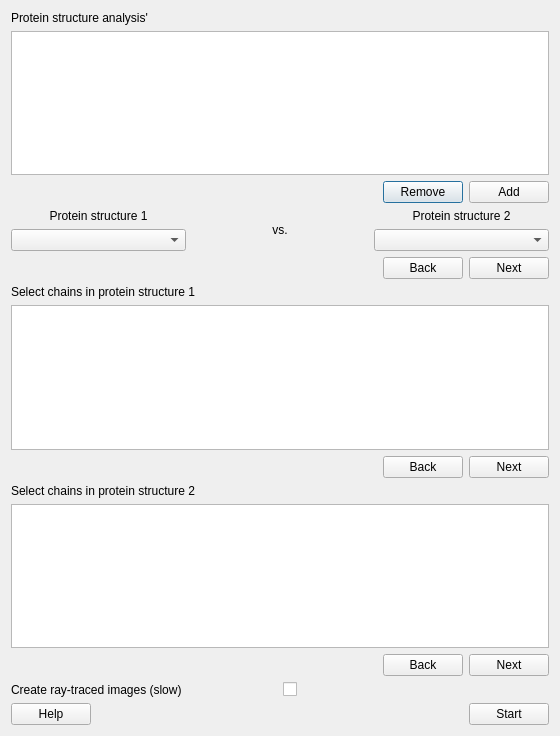
urban233/PySSA, file pyssa/gui/ui/forms/distance_analysis_view.ui: the form before one commit.
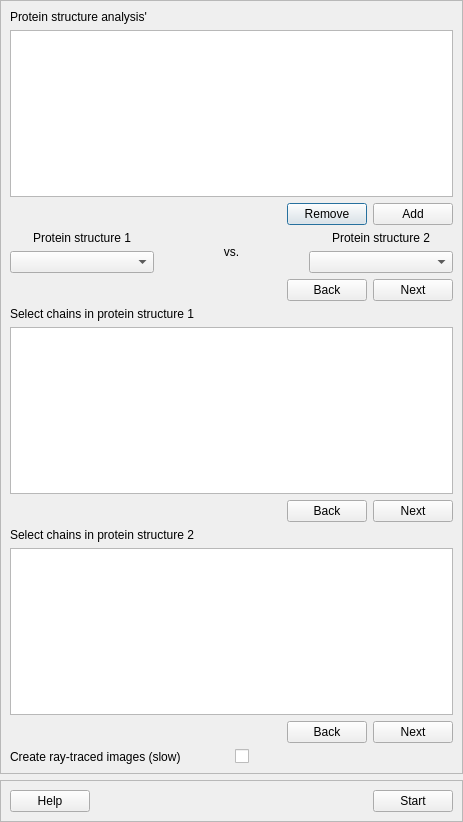
The form after the commit.

Commit message: main view changes

```diff
--- a/pyssa/gui/ui/forms/distance_analysis_view.ui
+++ b/pyssa/gui/ui/forms/distance_analysis_view.ui
@@ -6,13 +6,34 @@
    <rect>
     <x>0</x>
     <y>0</y>
-    <width>560</width>
-    <height>736</height>
+    <width>463</width>
+    <height>822</height>
    </rect>
   </property>
   <property name="windowTitle">
    <string>Dialog</string>
   </property>
+  <layout class="QVBoxLayout" name="verticalLayout_2">
+   <property name="leftMargin">
+    <number>0</number>
+   </property>
+   <property name="topMargin">
+    <number>0</number>
+   </property>
+   <property name="rightMargin">
+    <number>0</number>
+   </property>
+   <property name="bottomMargin">
+    <number>0</number>
+   </property>
+   <item>
+    <widget class="QFrame" name="frame_main">
+     <property name="frameShape">
+      <enum>QFrame::StyledPanel</enum>
+     </property>
+     <property name="frameShadow">
+      <enum>QFrame::Raised</enum>
+     </property>
   <layout class="QVBoxLayout" name="verticalLayout">
    <item>
     <layout class="QVBoxLayout" name="verticalLayout_45">
@@ -291,6 +312,9 @@
      </item>
     </layout>
    </item>
+     </layout>
+    </widget>
+   </item>
    <item>
     <spacer name="verticalSpacer">
      <property name="orientation">
@@ -298,14 +322,23 @@
      </property>
      <property name="sizeHint" stdset="0">
       <size>
-       <width>20</width>
-       <height>0</height>
+       <width>17</width>
+       <height>13</height>
       </size>
      </property>
     </spacer>
    </item>
    <item>
-    <layout class="QHBoxLayout" name="bottom_layout">
+    <widget class="QFrame" name="frame_bottom">
+     <property name="frameShape">
+      <enum>QFrame::StyledPanel</enum>
+     </property>
+     <property name="frameShadow">
+      <enum>QFrame::Raised</enum>
+     </property>
+     <layout class="QHBoxLayout" name="horizontalLayout_2" stretch="0">
+      <item>
+       <layout class="QHBoxLayout" name="horizontalLayout">
      <item>
       <widget class="QPushButton" name="btn_help">
        <property name="text">
@@ -334,6 +367,9 @@
       </widget>
      </item>
     </layout>
+      </item>
+     </layout>
+    </widget>
    </item>
   </layout>
  </widget>
```
Lines whose indentation alone changed are shown as unchanged. The commit also changes 5 other files.
